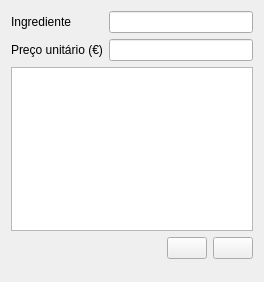
vitorgil/gescoice, file src/gui/addingredient.ui: the form before one commit.
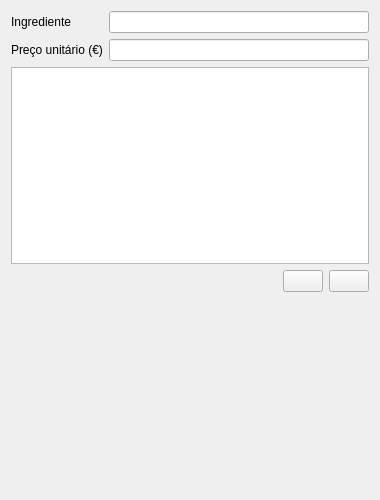
The form after the commit. Icons and pictures are not drawn.

Commit message: Improve sizing and centering of widgets

Patch:
```diff
--- a/src/gui/addingredient.ui
+++ b/src/gui/addingredient.ui
@@ -9,8 +9,8 @@
    <rect>
     <x>0</x>
     <y>0</y>
-    <width>264</width>
-    <height>282</height>
+    <width>380</width>
+    <height>500</height>
    </rect>
   </property>
   <property name="sizePolicy">
```
The commit also changes 7 other files.
